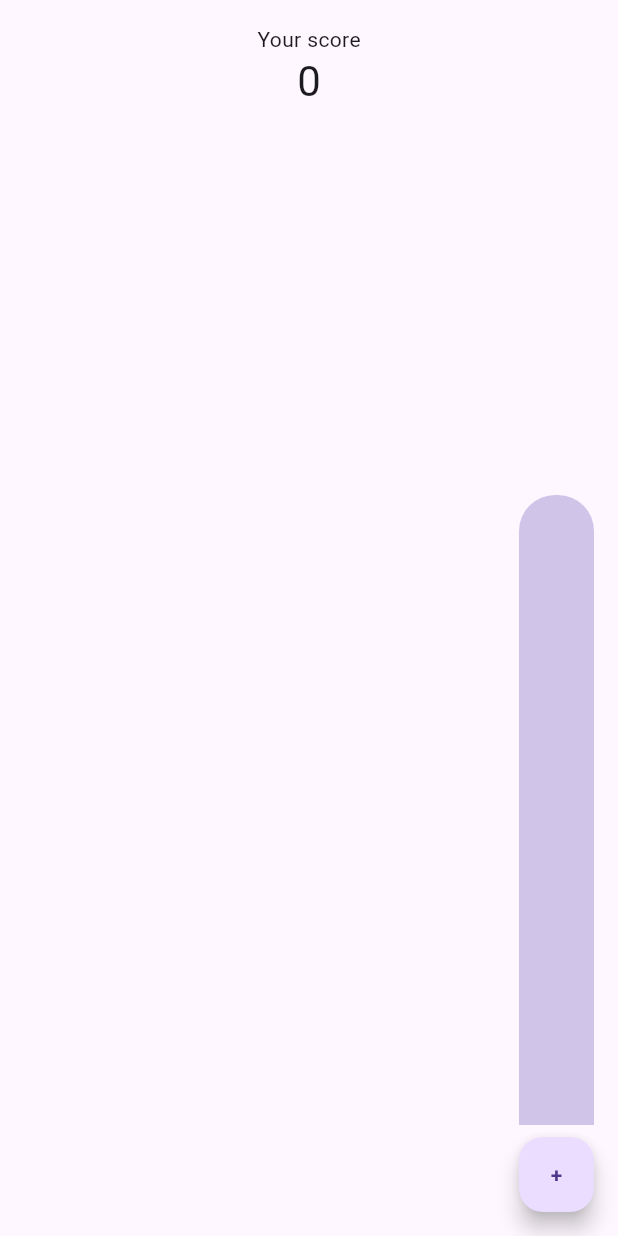
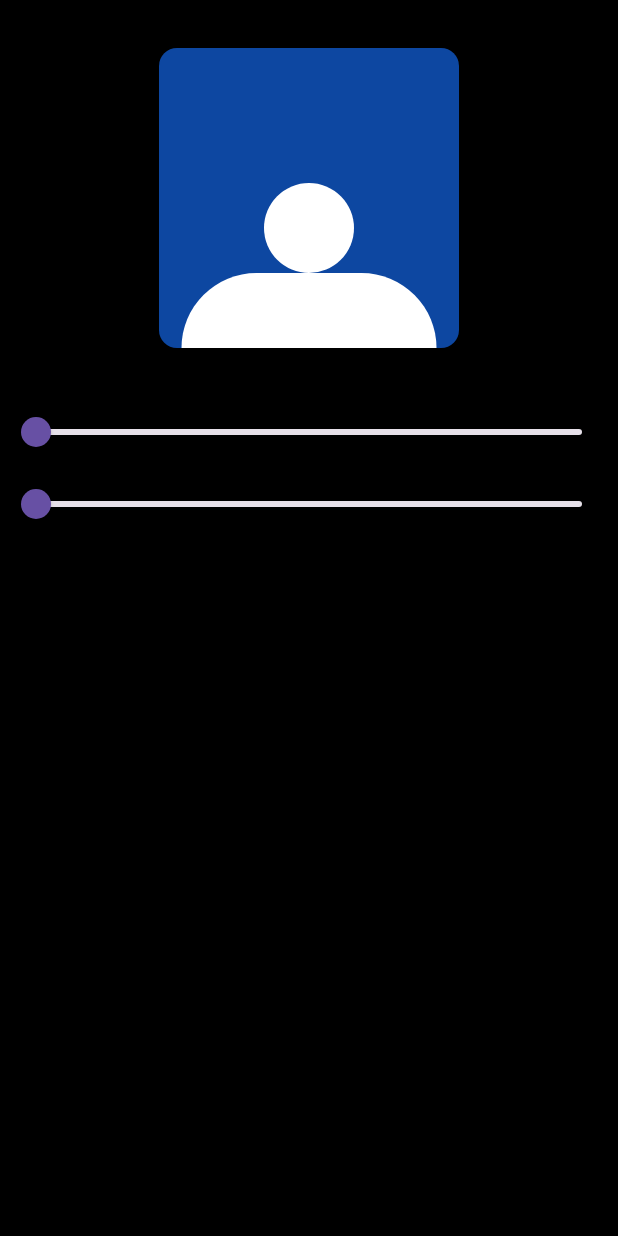
Before and after one commit to Urusung/flutter_boot_challenge, a Flutter app: the screen it shows after launch, on a phone screen of 412 x 824 dp. Run offline on Flutter 3.47's test engine with Material 3 defaults, Android fonts, the phone set to English and light mode, and no system bars.

Commit message:
feat: 플러터 부트 챌린지 3일차 기본 완료, 심화 진행중

```diff
--- a/lib/main.dart
+++ b/lib/main.dart
@@ -1,8 +1,10 @@
 import 'package:flutter/cupertino.dart';
 import 'package:flutter/material.dart';
 import 'package:flutter_boot_challenge/screens/flutter_boot_plus_screen.dart';
+import 'package:flutter_boot_challenge/screens/hello_layout_screen.dart';
 import 'package:flutter_boot_challenge/screens/my_cute_gpt_screen.dart';
 import 'package:flutter_boot_challenge/screens/my_high_score_screen.dart';
+import 'package:flutter_boot_challenge/screens/my_slack_avatar_screen.dart';
 import 'package:flutter_boot_challenge/screens/select_screen.dart';
 
 void main() {
@@ -11,7 +13,7 @@ void main() {
   runApp(
     const MaterialApp(
       debugShowCheckedModeBanner: false,
-      home: MyHighScoreScreen(),
+      home: MySlackAvatorScreen(),
     ),
   );
 }
--- /dev/null
+++ b/lib/screens/my_slack_avatar_screen.dart
@@ -0,0 +1,79 @@
+import 'package:flutter/material.dart';
+
+class MySlackAvatorScreen extends StatefulWidget {
+  const MySlackAvatorScreen({super.key});
+
+  @override
+  State<MySlackAvatorScreen> createState() => _MySlackAvatorScreenState();
+}
+
+double sliderValue1 = 0;
+double sliderValue2 = 0;
+
+class _MySlackAvatorScreenState extends State<MySlackAvatorScreen> {
+  @override
+  Widget build(BuildContext context) {
+    return Scaffold(
+      backgroundColor: Colors.black,
+      body: Column(
+        children: [
+          Padding(
+            padding: const EdgeInsets.only(top: 32, bottom: 32),
+            child: Stack(
+              children: [
+                Container(
+                  height: 200,
+                  width: 200,
+                  decoration: BoxDecoration(
+                    color: Colors.blue[900],
+                    borderRadius: BorderRadius.circular(12),
+                  ),
+                  child: Column(
+                    mainAxisAlignment: MainAxisAlignment.end,
+                    children: [
+                      Container(
+                        width: 100,
+                        height: 60 + sliderValue1,
+                        alignment: Alignment.center,
+                        decoration: const BoxDecoration(
+                            color: Colors.white, shape: BoxShape.circle),
+                      ),
+                      Container(
+                        width: 170 + sliderValue2 / 3,
+                        height: 50 + sliderValue2 / 10,
+                        decoration: const BoxDecoration(
+                          color: Colors.white,
+                          borderRadius: BorderRadius.vertical(
+                            top: Radius.circular(50),
+                          ),
+                        ),
+                      ),
+                    ],
+                  ),
+                ),
+              ],
+            ),
+          ),
+          Slider(
+            value: sliderValue1,
+            max: 50,
+            onChanged: (double value) {
+              setState(() {
+                sliderValue1 = value;
+              });
+            },
+          ),
+          Slider(
+            value: sliderValue2,
+            max: 60,
+            onChanged: (double value) {
+              setState(() {
+                sliderValue2 = value;
+              });
+            },
+          ),
+        ],
+      ),
+    );
+  }
+}
```
Also changed, not shown: lib/screens/hello_layout_screen.dart (+134 -2 lines), lib/screens/hello_animation_screen.dart (line endings or trailing spaces).
